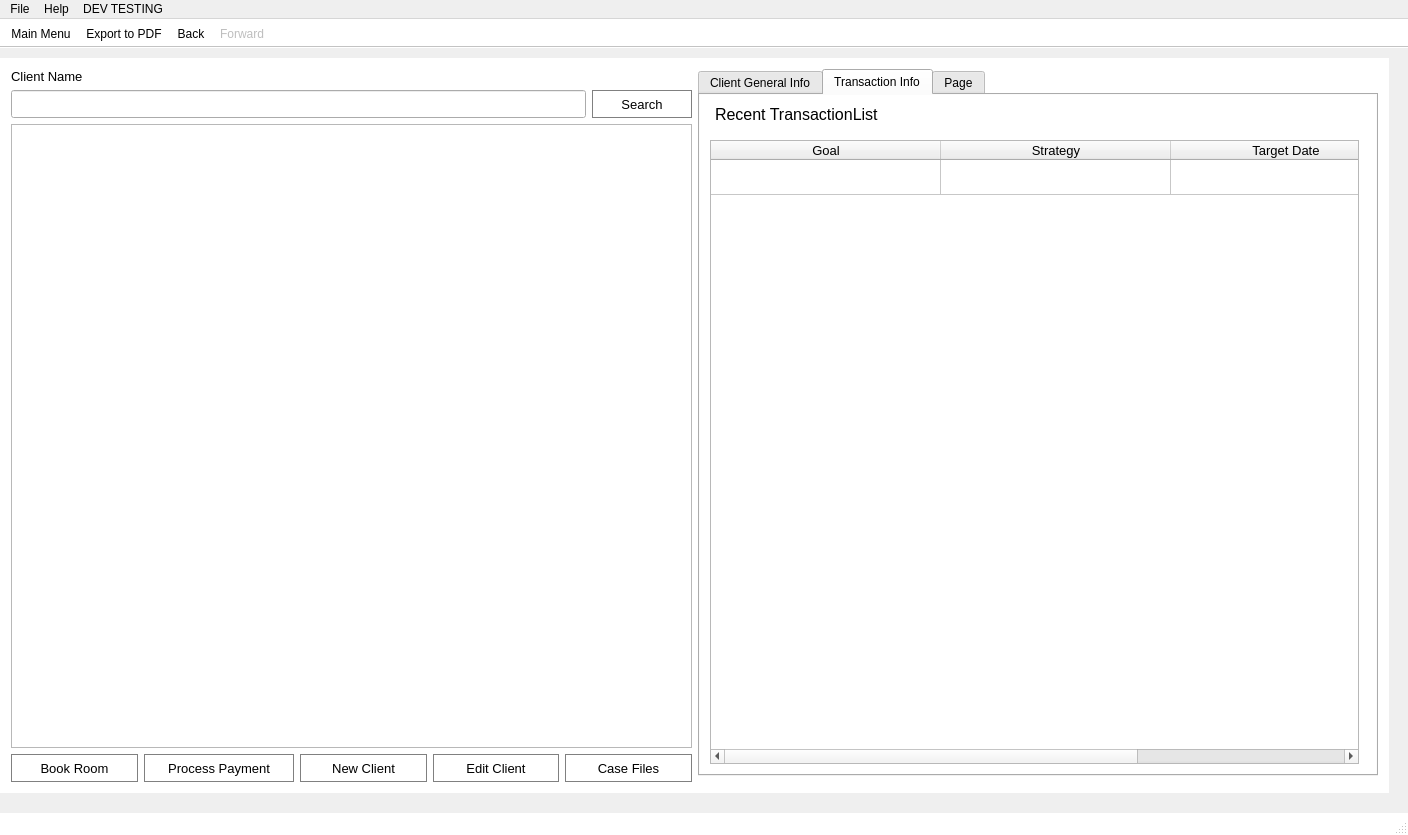
This is ArcApp/mainwindow.ui in Arc-Project/Arc as Qt 5 draws it before an edit. The edited form follows.
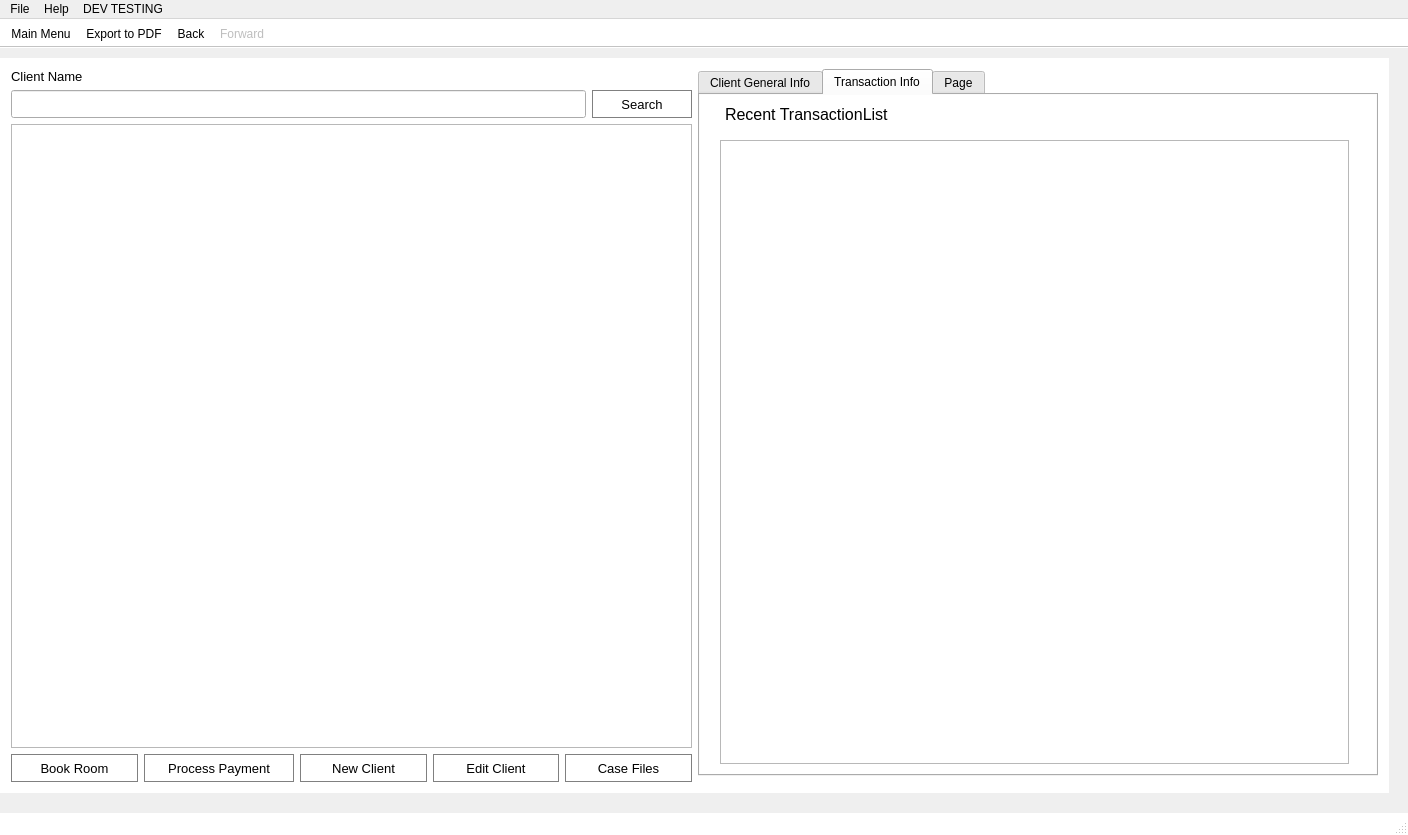
This is the edited form. Icons and pictures are not drawn.

Commit message: fix transaction list table

```diff
--- a/ArcApp/mainwindow.ui
+++ b/ArcApp/mainwindow.ui
@@ -1664,79 +1664,12 @@
           <layout class="QVBoxLayout" name="verticalLayout_6">
            <item>
             <layout class="QGridLayout" name="gridLayout_49">
-             <item row="2" column="0">
-              <widget class="QTableWidget" name="tableWidget_transaction">
-               <property name="minimumSize">
-                <size>
-                 <width>0</width>
-                 <height>73</height>
-                </size>
-               </property>
-               <property name="font">
-                <font>
-                 <pointsize>10</pointsize>
-                </font>
-               </property>
-               <property name="lineWidth">
-                <number>1</number>
-               </property>
-               <property name="sizeAdjustPolicy">
-                <enum>QAbstractScrollArea::AdjustToContents</enum>
-               </property>
-               <property name="editTriggers">
-                <set>QAbstractItemView::NoEditTriggers</set>
-               </property>
-               <property name="selectionBehavior">
-                <enum>QAbstractItemView::SelectRows</enum>
-               </property>
-               <property name="wordWrap">
-                <bool>true</bool>
-               </property>
-               <property name="cornerButtonEnabled">
-                <bool>false</bool>
-               </property>
-               <property name="rowCount">
-                <number>1</number>
-               </property>
-               <attribute name="horizontalHeaderCascadingSectionResizes">
-                <bool>true</bool>
-               </attribute>
-               <attribute name="horizontalHeaderDefaultSectionSize">
-                <number>230</number>
-               </attribute>
-               <attribute name="horizontalHeaderMinimumSectionSize">
-                <number>46</number>
-               </attribute>
-               <attribute name="horizontalHeaderStretchLastSection">
-                <bool>false</bool>
-               </attribute>
-               <attribute name="verticalHeaderVisible">
-                <bool>false</bool>
-               </attribute>
-               <attribute name="verticalHeaderDefaultSectionSize">
-                <number>35</number>
-               </attribute>
-               <attribute name="verticalHeaderMinimumSectionSize">
-                <number>35</number>
-               </attribute>
-               <row/>
-               <column>
-                <property name="text">
-                 <string>Goal</string>
-                </property>
-               </column>
-               <column>
-                <property name="text">
-                 <string>Strategy</string>
-                </property>
-               </column>
-               <column>
-                <property name="text">
-                 <string>Target Date</string>
-                </property>
-               </column>
-              </widget>
-             </item>
+             <property name="leftMargin">
+              <number>10</number>
+             </property>
+             <property name="rightMargin">
+              <number>10</number>
+             </property>
              <item row="1" column="0">
               <spacer name="verticalSpacer_22">
                <property name="orientation">
@@ -1768,6 +1701,22 @@
                </property>
               </widget>
              </item>
+             <item row="2" column="0">
+              <widget class="QTableWidget" name="tableWidget_transaction">
+               <property name="editTriggers">
+                <set>QAbstractItemView::NoEditTriggers</set>
+               </property>
+               <property name="selectionMode">
+                <enum>QAbstractItemView::NoSelection</enum>
+               </property>
+               <property name="selectionBehavior">
+                <enum>QAbstractItemView::SelectRows</enum>
+               </property>
+               <attribute name="verticalHeaderVisible">
+                <bool>false</bool>
+               </attribute>
+              </widget>
+             </item>
             </layout>
            </item>
           </layout>
@@ -4254,7 +4203,7 @@
               <rect>
                <x>0</x>
                <y>0</y>
-               <width>1049</width>
+               <width>580</width>
                <height>1294</height>
               </rect>
              </property>
```
The commit also changes 1 other file.
